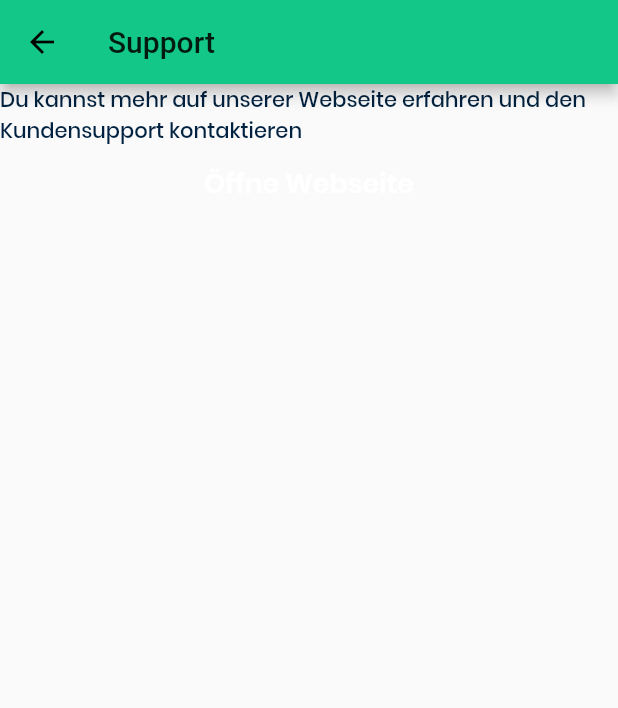
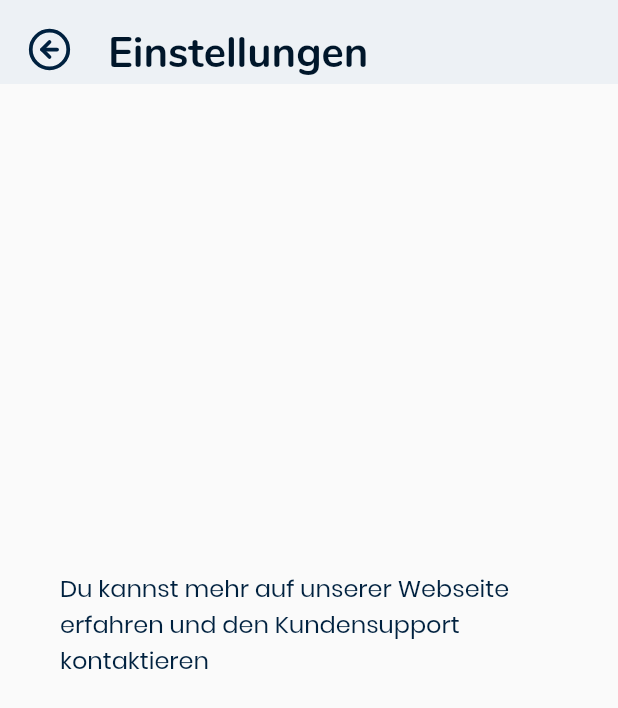
Before and after one commit to OpenClimatic/climatic-client, a Flutter app: the Support screen opened directly, on a phone screen of 412 x 824 dp. Shown: the top 708 px of the screen. Run offline on Flutter 3.47's test engine with Material 2 defaults, Android fonts, the phone set to English and light mode, and no system bars; our stand-ins replace custom_radio_grouped_button, feather_icons_flutter, flutter_secure_storage, percent_indicator; missing offline and left inert: dynamic_custom_theme, flutter_circular_chart; accounts and stored records are empty.

Commit message:
added support screen

```diff
--- a/client/lib/pages/settings/Support.dart
+++ b/client/lib/pages/settings/Support.dart
@@ -1,5 +1,7 @@
 import 'package:flutter/material.dart';
 import 'package:url_launcher/url_launcher.dart';
+import 'package:feather_icons_flutter/feather_icons_flutter.dart';
+import 'package:client/themes/theme.dart';
 
 class Support extends StatefulWidget {
   Support({Key key}) : super(key: key);
@@ -12,11 +14,41 @@ class _SupportState extends State<Support> {
   @override
   Widget build(BuildContext context) {
     return Scaffold(
-        appBar: AppBar(title: Text("Support")),
+        appBar: AppBar(
+          leading: Padding(
+            padding: const EdgeInsets.fromLTRB(10, 10, 0, 0),
+            child: IconButton(
+              icon: Icon(
+                FeatherIcons.arrowLeftCircle,
+                size: 32,
+                color: snapshot.data.colorScheme.onSurface,
+              ),
+              onPressed: () {
+                Navigator.pop(context);
+              },
+            ),
+          ),
+          title: Padding(
+            padding: const EdgeInsets.fromLTRB(0, 15, 0.0, 0),
+            child: Text(
+              "Einstellungen",
+              style: snapshot.data.textTheme.headline2,
+            ),
+          ),
+          backgroundColor: snapshot.data.colorScheme.background,
+          elevation: 0,
+        ),
         body: Center(
-            child: Column(children: <Widget>[
-          Text(
-              "Du kannst mehr auf unserer Webseite erfahren und den Kundensupport kontaktieren"),
+            child: Column(
+                mainAxisAlignment: MainAxisAlignment.center,
+                children: <Widget>[
+              Padding(
+                padding: const EdgeInsets.all(40.0),
+                child: Text(
+                  "Du kannst mehr auf unserer Webseite erfahren und den Kundensupport kontaktieren",
+                  style: snapshot.data.textTheme.bodyText1,
+                ),
+              ),
               FlatButton(
                 onPressed: () async {
                   await launch("https://climatic.app");
--- a/client/lib/pages/settings/UeberUns.dart
+++ b/client/lib/pages/settings/UeberUns.dart
@@ -18,7 +18,7 @@ class _AboutState extends State<About> {
         width: MediaQuery.of(context).size.width * 0.9,
         height: 350,
         decoration: BoxDecoration(
-            color: theme.colorScheme.surface,
+            color: snapshot.data.colorScheme.surface,
             borderRadius: BorderRadius.circular(20)),
         child: Column(
           children: <Widget>[
@@ -101,8 +101,8 @@ class _AboutState extends State<About> {
                       width: 50,
                       decoration: BoxDecoration(
                           borderRadius: BorderRadius.circular(10),
-                          color: Colors.lightBlue[100]),
-                      child: Icon(icon)),
+                          color: cc.blueBG),
+                      child: Icon(icon, color: cc.blue)),
                   Container(
                     width: 200,
                     child: Text(route, style: TextStyle(fontSize: 16)),
```
Lines whose indentation alone changed are shown as unchanged.
